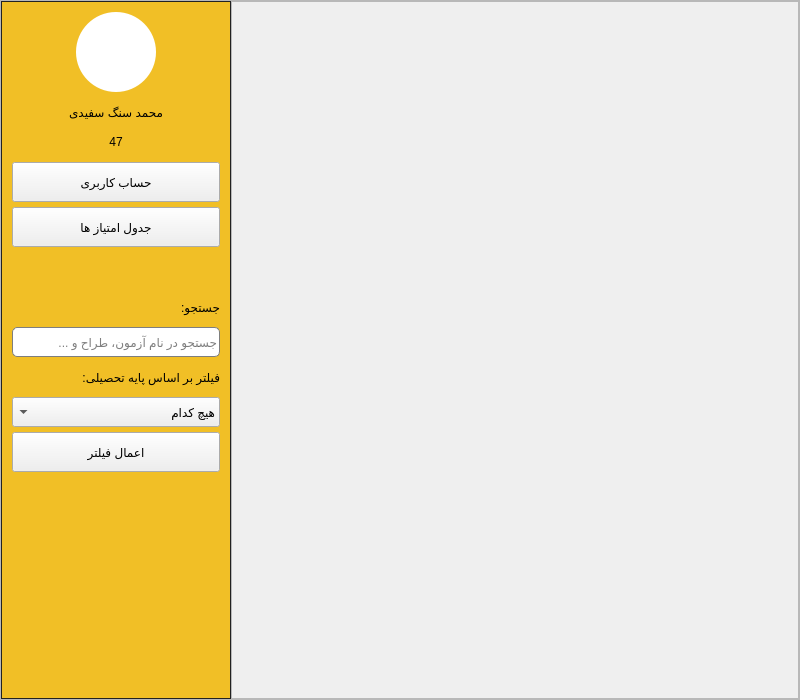
MohammadSangSefidi/QuizMaster, file App/ui/studendMainPage.ui: the form before one commit.
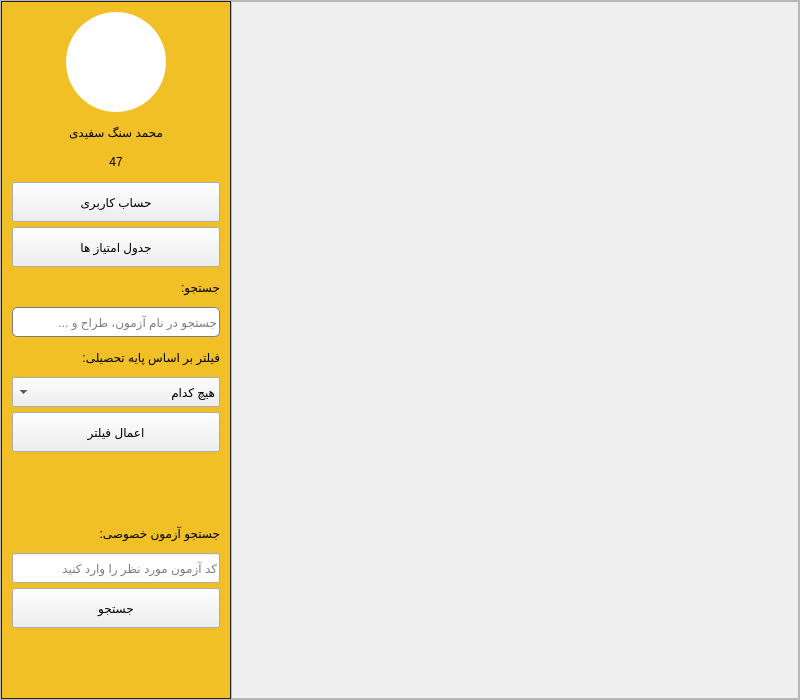
The form after the commit.

Commit message: add search private quiz in student main page. add leader board for global users and for private quiz. add profile image in user setting and improve other opion in user setting.

```diff
--- a/App/ui/studendMainPage.ui
+++ b/App/ui/studendMainPage.ui
@@ -112,14 +112,14 @@
              <widget class="QLabel" name="profileImageLabel">
               <property name="minimumSize">
                <size>
-                <width>80</width>
-                <height>80</height>
+                <width>100</width>
+                <height>100</height>
                </size>
               </property>
               <property name="maximumSize">
                <size>
-                <width>80</width>
-                <height>80</height>
+                <width>100</width>
+                <height>100</height>
                </size>
               </property>
               <property name="sizeIncrement">
@@ -131,11 +131,8 @@
               <property name="styleSheet">
                <string notr="true">QFrame#profileImageLabel{
 backgound-color:#fffff;
-border-radius:40px;
+border-radius:50px;
 background-color:#ffffff;
-}
-QFrame#profileImageLabel::QPixmap{
-
 }</string>
               </property>
               <property name="text">
@@ -246,22 +243,6 @@
             </property>
            </widget>
           </item>
-          <item>
-           <spacer name="verticalSpacer_2">
-            <property name="orientation">
-             <enum>Qt::Vertical</enum>
-            </property>
-            <property name="sizeType">
-             <enum>QSizePolicy::Minimum</enum>
-            </property>
-            <property name="sizeHint" stdset="0">
-             <size>
-              <width>20</width>
-              <height>40</height>
-             </size>
-            </property>
-           </spacer>
-          </item>
           <item>
            <layout class="QVBoxLayout" name="verticalLayout_3">
             <item>
@@ -383,6 +364,81 @@
             </property>
            </widget>
           </item>
+          <item>
+           <spacer name="verticalSpacer_2">
+            <property name="orientation">
+             <enum>Qt::Vertical</enum>
+            </property>
+            <property name="sizeHint" stdset="0">
+             <size>
+              <width>20</width>
+              <height>40</height>
+             </size>
+            </property>
+           </spacer>
+          </item>
+          <item>
+           <layout class="QVBoxLayout" name="verticalLayout_5">
+            <item>
+             <widget class="QLabel" name="codeLabel">
+              <property name="minimumSize">
+               <size>
+                <width>0</width>
+                <height>30</height>
+               </size>
+              </property>
+              <property name="text">
+               <string>جستجو آزمون خصوصی:</string>
+              </property>
+             </widget>
+            </item>
+            <item>
+             <widget class="QLineEdit" name="codeLineEdit">
+              <property name="minimumSize">
+               <size>
+                <width>0</width>
+                <height>30</height>
+               </size>
+              </property>
+              <property name="layoutDirection">
+               <enum>Qt::LeftToRight</enum>
+              </property>
+              <property name="styleSheet">
+               <string notr="true">QLineEdit#searchLineEdit{
+	color: #000000;
+    background-color: #ffffff;
+    border: 1px solid #7e7e7e;
+	border-radius: 5px;
+    outline: none;
+	padding-left: 5px;
+}</string>
+              </property>
+              <property name="alignment">
+               <set>Qt::AlignLeading|Qt::AlignLeft|Qt::AlignVCenter</set>
+              </property>
+              <property name="placeholderText">
+               <string>کد آزمون مورد نظر را وارد کنید</string>
+              </property>
+             </widget>
+            </item>
+           </layout>
+          </item>
+          <item>
+           <widget class="QPushButton" name="searchCodeButton">
+            <property name="minimumSize">
+             <size>
+              <width>80</width>
+              <height>40</height>
+             </size>
+            </property>
+            <property name="styleSheet">
+             <string notr="true"/>
+            </property>
+            <property name="text">
+             <string>جستجو</string>
+            </property>
+           </widget>
+          </item>
           <item>
            <spacer name="verticalSpacer">
             <property name="orientation">
```
The commit also changes 48 other files.
